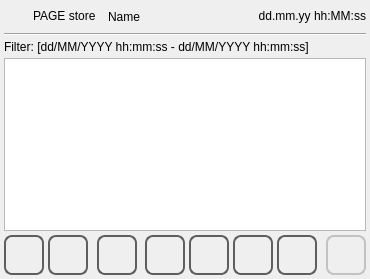
Above: qt_library/ATCMstore/store.ui from MECTsrl/mect_plugins before the change. Below: the same form after it.
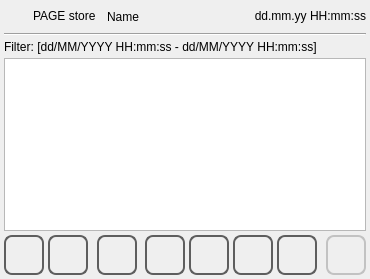
That is the form after the change. Icons and pictures are not drawn.

```diff
--- a/qt_library/ATCMstore/store.ui
+++ b/qt_library/ATCMstore/store.ui
@@ -130,7 +130,7 @@
         <enum>Qt::NoFocus</enum>
        </property>
        <property name="text">
-        <string>dd.mm.yy hh:MM:ss</string>
+        <string>dd.mm.yy HH:mm:ss</string>
        </property>
        <property name="alignment">
         <set>Qt::AlignRight|Qt::AlignTrailing|Qt::AlignVCenter</set>
@@ -151,7 +151,7 @@
      <item>
       <widget class="QLabel" name="labelFilter">
        <property name="text">
-        <string>Filter: [dd/MM/YYYY hh:mm:ss - dd/MM/YYYY hh:mm:ss]</string>
+        <string>Filter: [dd/MM/YYYY HH:mm:ss - dd/MM/YYYY HH:mm:ss]</string>
        </property>
       </widget>
      </item>
```
